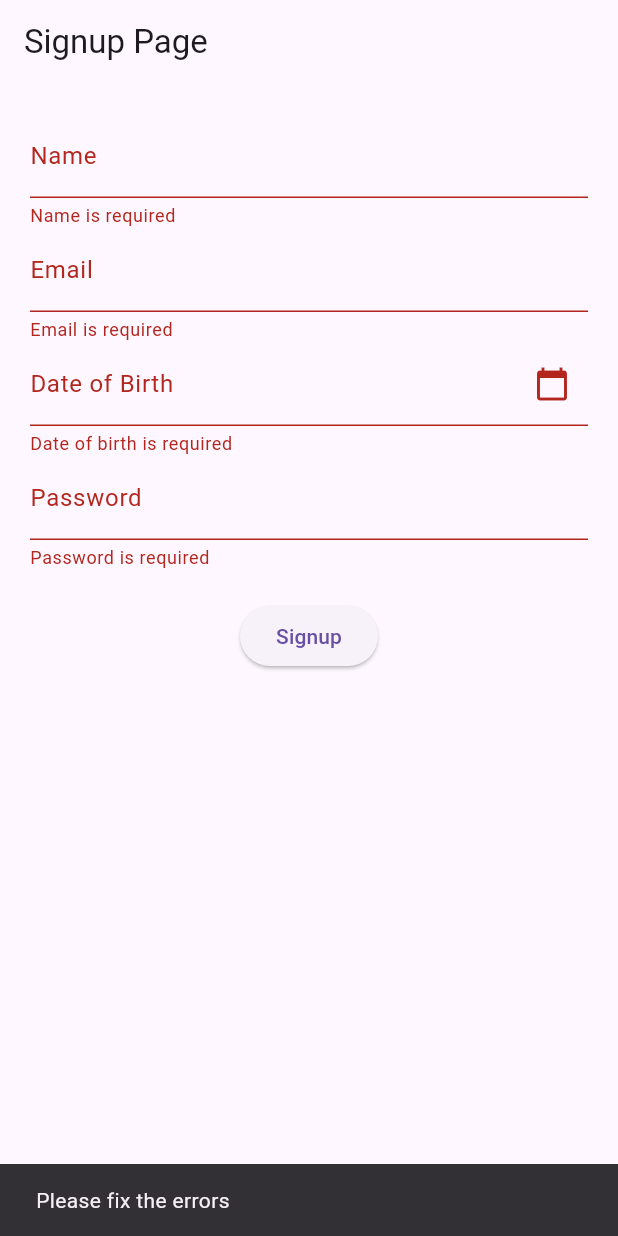
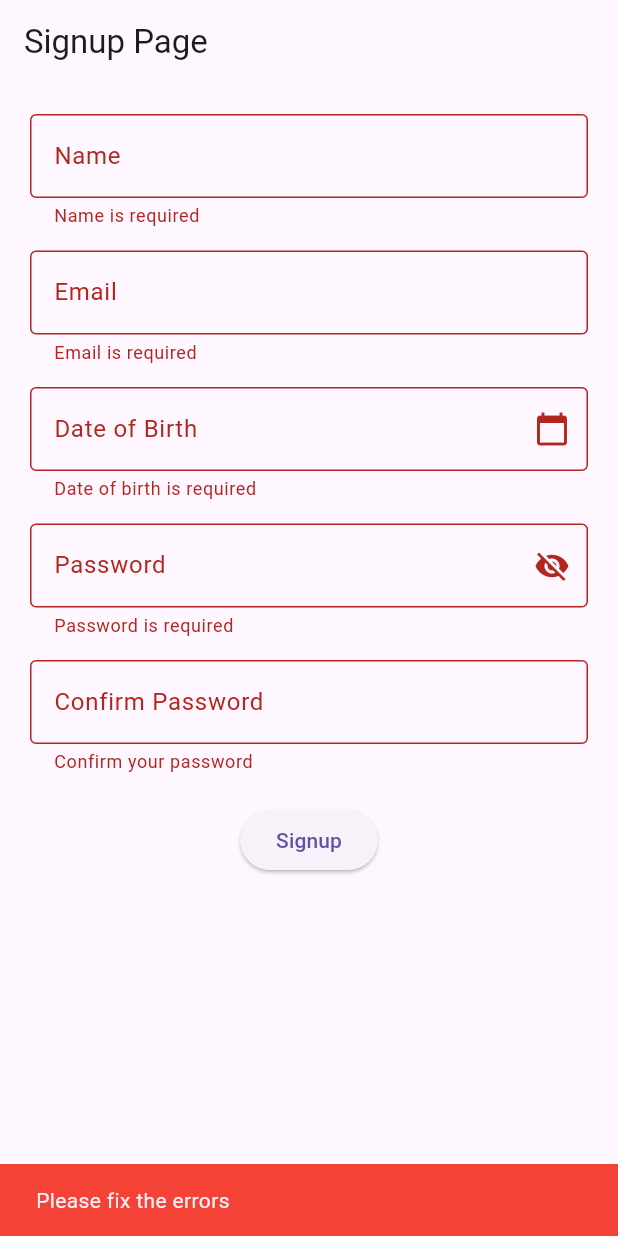
Before and after one commit to charan4112/flutterSignupFormValidation, a Flutter app: the screen it shows after launch, after a tap on "Signup", on a phone screen of 412 x 824 dp. Run offline on Flutter 3.47's test engine with Material 3 defaults, Android fonts, the light colour scheme and no system bars.

Commit message:
Enhanced UI design, added password visibility toggle and confirm password validation

```diff
--- a/lib/main.dart
+++ b/lib/main.dart
@@ -11,6 +11,10 @@
   Widget build(BuildContext context) {
     return MaterialApp(
       title: 'Signup Validation',
+      theme: ThemeData(
+        primarySwatch: Colors.blue,
+        visualDensity: VisualDensity.adaptivePlatformDensity,
+      ),
       home: Scaffold(
         appBar: AppBar(
           title: const Text('Signup Page'),
@@ -31,6 +35,10 @@
 class _SignupFormState extends State<SignupForm> {
   final _formKey = GlobalKey<FormState>();
   final TextEditingController _dobController = TextEditingController();
+  final TextEditingController _passwordController = TextEditingController();
+  final TextEditingController _confirmPasswordController = TextEditingController();
+
+  bool _passwordVisible = false;
 
   Future<void> _selectDate(BuildContext context) async {
     DateTime? pickedDate = await showDatePicker(
@@ -57,38 +65,61 @@
         child: Column(
           children: [
             TextFormField(
-              decoration: const InputDecoration(labelText: 'Name'),
+              decoration: const InputDecoration(
+                labelText: 'Name',
+                border: OutlineInputBorder(),
+              ),
               validator: (value) =>
                   value == null || value.isEmpty ? 'Name is required' : null,
             ),
+            const SizedBox(height: 15),
             TextFormField(
-              decoration: const InputDecoration(labelText: 'Email'),
+              decoration: const InputDecoration(
+                labelText: 'Email',
+                border: OutlineInputBorder(),
+              ),
               validator: (value) {
                 if (value == null || value.isEmpty) {
                   return 'Email is required';
                 }
-                final emailRegExp =
-                    RegExp(r'^[^@]+@[^@]+\.[^@]+');
+                final emailRegExp = RegExp(r'^[^@]+@[^@]+\.[^@]+');
                 if (!emailRegExp.hasMatch(value)) {
                   return 'Enter a valid email';
                 }
                 return null;
               },
             ),
+            const SizedBox(height: 15),
             TextFormField(
               controller: _dobController,
               readOnly: true,
               decoration: const InputDecoration(
                 labelText: 'Date of Birth',
+                border: OutlineInputBorder(),
                 suffixIcon: Icon(Icons.calendar_today),
               ),
               onTap: () => _selectDate(context),
               validator: (value) =>
                   value == null || value.isEmpty ? 'Date of birth is required' : null,
             ),
+            const SizedBox(height: 15),
             TextFormField(
-              decoration: const InputDecoration(labelText: 'Password'),
-              obscureText: true,
+              controller: _passwordController,
+              obscureText: !_passwordVisible,
+              decoration: InputDecoration(
+                labelText: 'Password',
+                border: const OutlineInputBorder(),
+                suffixIcon: IconButton(
+                  icon: Icon(
+                    _passwordVisible ? Icons.visibility : Icons.visibility_off,
+                  ),
+                  onPressed: () {
+                    setState(() {
+                      _passwordVisible = !_passwordVisible;
+                    });
+                  },
+                ),
+              ),
               validator: (value) {
                 if (value == null || value.isEmpty) {
                   return 'Password is required';
@@ -99,16 +130,40 @@
                 return null;
               },
             ),
+            const SizedBox(height: 15),
+            TextFormField(
+              controller: _confirmPasswordController,
+              obscureText: true,
+              decoration: const InputDecoration(
+                labelText: 'Confirm Password',
+                border: OutlineInputBorder(),
+              ),
+              validator: (value) {
+                if (value == null || value.isEmpty) {
+                  return 'Confirm your password';
+                }
+                if (value != _passwordController.text) {
+                  return 'Passwords do not match';
+                }
+                return null;
+              },
+            ),
             const SizedBox(height: 20),
             ElevatedButton(
               onPressed: () {
                 if (_formKey.currentState!.validate()) {
                   ScaffoldMessenger.of(context).showSnackBar(
-                    const SnackBar(content: Text('Signup Successful!')),
+                    const SnackBar(
+                      content: Text('Signup Successful!'),
+                      backgroundColor: Colors.green,
+                    ),
                   );
                 } else {
                   ScaffoldMessenger.of(context).showSnackBar(
-                    const SnackBar(content: Text('Please fix the errors')),
+                    const SnackBar(
+                      content: Text('Please fix the errors'),
+                      backgroundColor: Colors.red,
+                    ),
                   );
                 }
               },
```
